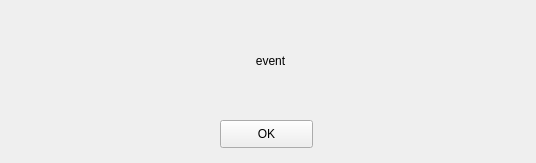
First picture: the form in eventwindow.ui, repository blackdover/shanghaifusheng, before the edit.
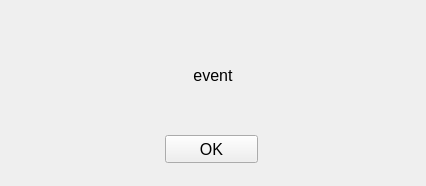
Second picture: the form after the edit.

Commit message: event更新

```diff
--- a/eventwindow.ui
+++ b/eventwindow.ui
@@ -6,10 +6,15 @@
    <rect>
     <x>0</x>
     <y>0</y>
-    <width>536</width>
-    <height>163</height>
+    <width>426</width>
+    <height>186</height>
    </rect>
   </property>
+  <property name="font">
+   <font>
+    <pointsize>12</pointsize>
+   </font>
+  </property>
   <property name="mouseTracking">
    <bool>false</bool>
   </property>
@@ -19,8 +24,8 @@
   <widget class="QPushButton" name="OK">
    <property name="geometry">
     <rect>
-     <x>220</x>
-     <y>120</y>
+     <x>165</x>
+     <y>135</y>
      <width>93</width>
      <height>28</height>
     </rect>
@@ -35,10 +40,10 @@
   <widget class="QLabel" name="description">
    <property name="geometry">
     <rect>
-     <x>110</x>
-     <y>40</y>
-     <width>321</width>
-     <height>41</height>
+     <x>5</x>
+     <y>35</y>
+     <width>416</width>
+     <height>81</height>
     </rect>
    </property>
    <property name="text">
```
Left out of the diff: 2 changed lines with no effect on the pictures. The commit also changes 2 other files.
